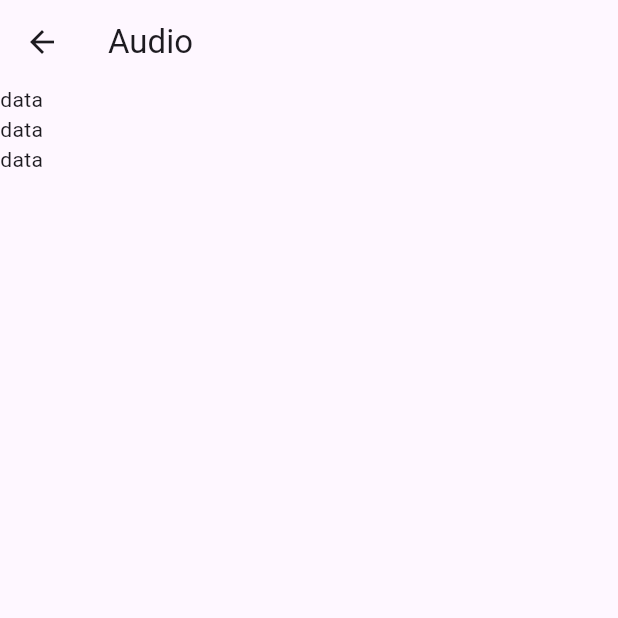
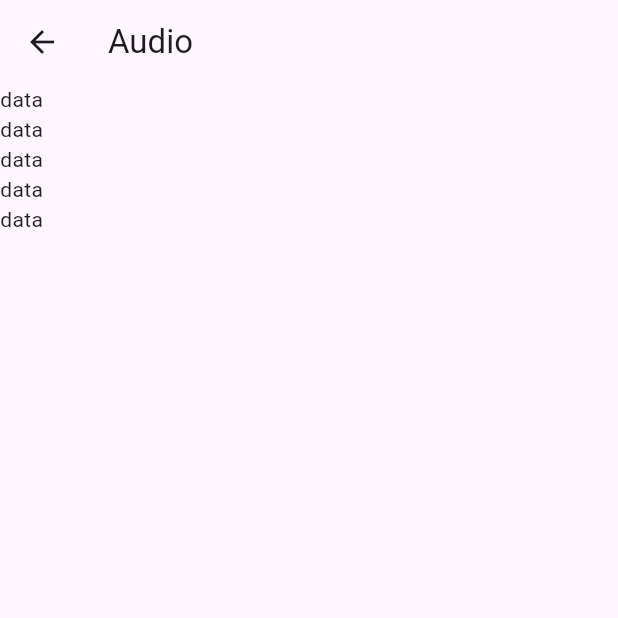
Before and after one commit to fahimshahariar09/practice_map, a Flutter app: the AduioScreen screen opened directly, on a phone screen of 412 x 824 dp, the top half of it. Run offline on Flutter 3.47's test engine with Material 3 defaults, Android fonts, the phone set to English and light mode, and no system bars.

Commit message:
first commit

```diff
--- a/lib/view/screen/aduio_screen.dart
+++ b/lib/view/screen/aduio_screen.dart
@@ -13,6 +13,7 @@ class AduioScreen extends StatelessWidget {
         children: [
           Text("data"),
           Text("data"),
+          Text("data"),Text("data"),
           Text("data"),
         ],
       ),
```
